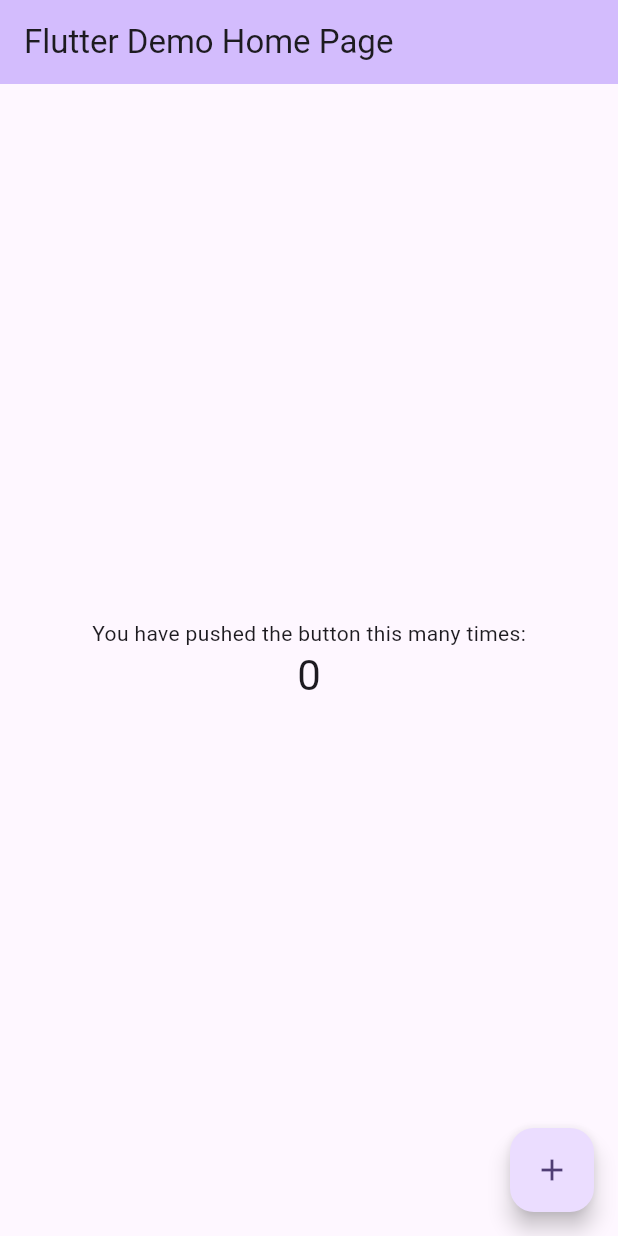
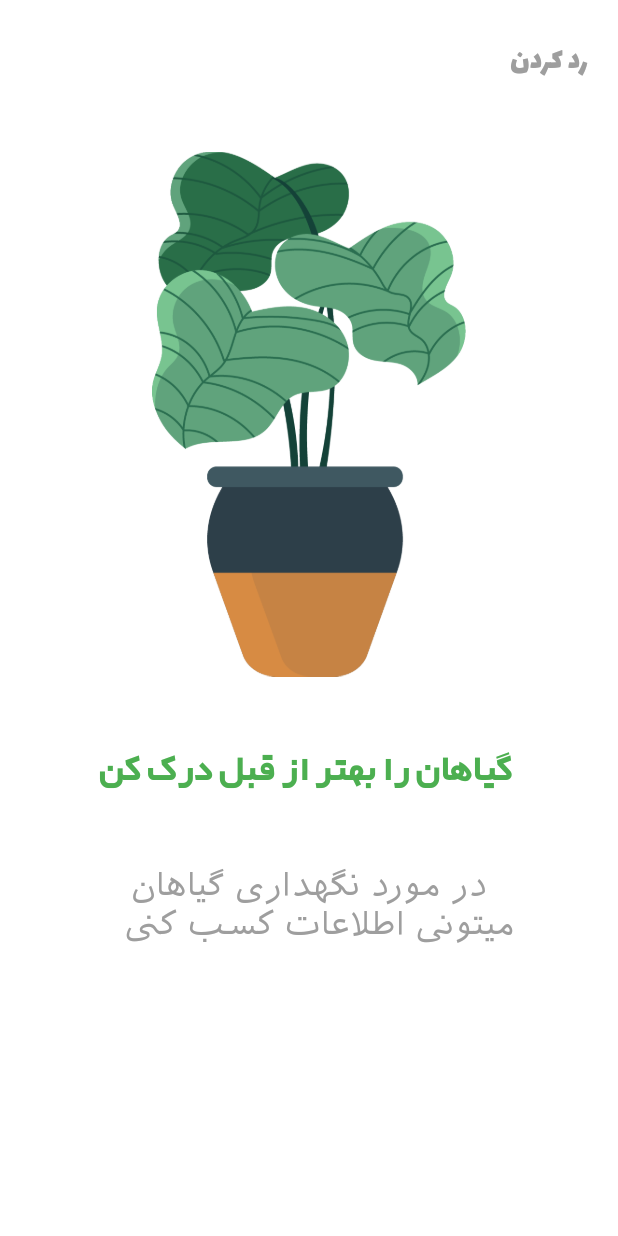
Before and after one commit to AriyaAhadyflutter/plant_app, a Flutter app: the screen it shows after launch, on a phone screen of 412 x 824 dp. Run offline on Flutter 3.47's test engine with Material 2 defaults, Android fonts, the light colour scheme and no system bars; Roboto replaces fonts that are missing (lalezar).

Commit message:
edite page one

```diff
--- a/lib/const/constants.dart
+++ b/lib/const/constants.dart
@@ -1,12 +1,17 @@
 import 'package:flutter/material.dart';
 
-class Constants {
+class MyConstants {
+  //colors
   static Color primarycolor = Colors.green;
   static Color blackcolor = Colors.green;
-  String title1 = 'گیاهان را بهتر از قبل درک کن ';
-  String description1 = 'در مورد نگهداری گیاهان میتونی اطلاهات کسب کنی ';
-  String title2 = 'با گیاه های جدید اشنا شو ';
-  String description2 = 'رز مشکی یا گل رز دوست داری؟ اینجا میتونی پیداش کنی';
-  String title3 = 'با یک گل بهار نمیشه گل بکار ';
-  String description3= 'هر گلی نیاز داری تو این اپلیکیشن پیدا میکنی ';
+
+  //strings
+  static String title1 = 'گیاهان را بهتر از قبل درک کن ';
+  static String description1 = '''در مورد نگهداری گیاهان
+  میتونی اطلاعات کسب کنی ''';
+  static String title2 = 'با گیاه های جدید اشنا شو ';
+  static String description2 =
+      'رز مشکی یا گل رز دوست داری؟ اینجا میتونی پیداش کنی';
+  static String title3 = 'با یک گل بهار نمیشه گل بکار ';
+  static String description3 = 'هر گلی نیاز داری تو این اپلیکیشن پیدا میکنی ';
 }
--- a/lib/main.dart
+++ b/lib/main.dart
@@ -1,4 +1,5 @@
 import 'package:flutter/material.dart';
+import 'package:plant_app/pages/page_one.dart';
 
 void main() {
   runApp(const MyApp());
@@ -10,116 +11,11 @@ class MyApp extends StatelessWidget {
   // This widget is the root of your application.
   @override
   Widget build(BuildContext context) {
-    return MaterialApp(
-      title: 'Flutter Demo',
-      theme: ThemeData(
-        // This is the theme of your application.
-        //
-        // TRY THIS: Try running your application with "flutter run". You'll see
-        // the application has a blue toolbar. Then, without quitting the app,
-        // try changing the seedColor in the colorScheme below to Colors.green
-        // and then invoke "hot reload" (save your changes or press the "hot
-        // reload" button in a Flutter-supported IDE, or press "r" if you used
-        // the command line to start the app).
-        //
-        // Notice that the counter didn't reset back to zero; the application
-        // state is not lost during the reload. To reset the state, use hot
-        // restart instead.
-        //
-        // This works for code too, not just values: Most code changes can be
-        // tested with just a hot reload.
-        colorScheme: ColorScheme.fromSeed(seedColor: Colors.deepPurple),
-        useMaterial3: true,
-      ),
-      home: const MyHomePage(title: 'Flutter Demo Home Page'),
+    return const MaterialApp(
+      debugShowCheckedModeBanner: false,
+      title: 'PLANT APP',
+      home: PageOne(),
+
     );
   }
 }
-
-class MyHomePage extends StatefulWidget {
-  const MyHomePage({super.key, required this.title});
-
-  // This widget is the home page of your application. It is stateful, meaning
-  // that it has a State object (defined below) that contains fields that affect
-  // how it looks.
-
-  // This class is tldhe configuration for the state. It holds the values (in this
-  // case the title) provided by the parent (in this case the App widget) and
-  // used by the bui method of the State. Fields in a Widget subclass are
-  // always marked "final".
-
-  final String title;
-
-  @override
-  State<MyHomePage> createState() => _MyHomePageState();
-}
-
-class _MyHomePageState extends State<MyHomePage> {
-  int _counter = 0;
-
-  void _incrementCounter() {
-    setState(() {
-      // This call to setState tells the Flutter framework that something has
-      // changed in this State, which causes it to rerun the build method below
-      // so that the display can reflect the updated values. If we changed
-      // _counter without calling setState(), then the build method would not be
-      // called again, and so nothing would appear to happen.
-      _counter++;
-    });
-  }
-
-  @override
-  Widget build(BuildContext context) {
-    // This method is rerun every time setState is called, for instance as done
-    // by the _incrementCounter method above.
-    //
-    // The Flutter framework has been optimized to make rerunning build methods
-    // fast, so that you can just rebuild anything that needs updating rather
-    // than having to individually change instances of widgets.
-    return Scaffold(
-      appBar: AppBar(
-        // TRY THIS: Try changing the color here to a specific color (to
-        // Colors.amber, perhaps?) and trigger a hot reload to see the AppBar
-        // change color while the other colors stay the same.
-        backgroundColor: Theme.of(context).colorScheme.inversePrimary,
-        // Here we take the value from the MyHomePage object that was created by
-        // the App.build method, and use it to set our appbar title.
-        title: Text(widget.title),
-      ),
-      body: Center(
-        // Center is a layout widget. It takes a single child and positions it
-        // in the middle of the parent.
-        child: Column(
-          // Column is also a layout widget. It takes a list of children and
-          // arranges them vertically. By default, it sizes itself to fit its
-          // children horizontally, and tries to be as tall as its parent.
-          //
-          // Column has various properties to control how it sizes itself and
-          // how it positions its children. Here we use mainAxisAlignment to
-          // center the children vertically; the main axis here is the vertical
-          // axis because Columns are vertical (the cross axis would be
-          // horizontal).
-          //
-          // TRY THIS: Invoke "debug painting" (choose the "Toggle Debug Paint"
-          // action in the IDE, or press "p" in the console), to see the
-          // wireframe for each widget.
-          mainAxisAlignment: MainAxisAlignment.center,
-          children: <Widget>[
-            const Text(
-              'You have pushed the button this many times:',
-            ),
-            Text(
-              '$_counter',
-              style: Theme.of(context).textTheme.headlineMedium,
-            ),
-          ],
-        ),
-      ),
-      floatingActionButton: FloatingActionButton(
-        onPressed: _incrementCounter,
-        tooltip: 'Increment',
-        child: const Icon(Icons.add),
-      ), // This trailing comma makes auto-formatting nicer for build methods.
-    );
-  }
-}
--- /dev/null
+++ b/lib/pages/page_one.dart
@@ -0,0 +1,79 @@
+import 'package:flutter/material.dart';
+import 'package:flutter/rendering.dart';
+import 'package:plant_app/const/constants.dart';
+
+class PageOne extends StatefulWidget {
+  const PageOne({super.key});
+
+  @override
+  State<PageOne> createState() => _PageOneState();
+}
+
+class _PageOneState extends State<PageOne> {
+  final PageController _pageController = PageController(initialPage: 0);
+  int currentIndex = 0;
+  @override
+  Widget build(BuildContext context) {
+    return Scaffold(
+      backgroundColor: Colors.white,
+      appBar: AppBar(
+        actions: [
+          Padding(
+            padding: const EdgeInsets.only(top: 25, right: 20),
+            child: InkWell(
+              onTap: () {},
+              child: const Text(
+                'رد کردن',
+                style: TextStyle(
+                  color: Colors.grey,
+                  fontFamily: 'lalezar',
+                  fontSize: 20,
+                ),
+              ),
+            ),
+          ),
+        ],
+        backgroundColor: Colors.white,
+        elevation: 0,
+      ),
+      body: Stack(
+        // mainAxisAlignment: MainAxisAlignment.center,
+        // mainAxisSize: MainAxisSize.max,
+        children: [
+          PageView(children: [
+            Column(
+              children: [
+                const SizedBox(height: 45),
+                const SizedBox(
+                  height: 350,
+                  child: Image(
+                    image: AssetImage('assets/images/plant-one.png'),
+                  ),
+                ),
+                const SizedBox(height: 40),
+                Text(
+                  MyConstants.title1,
+                  style: TextStyle(
+                      fontFamily: 'Yekanplus',
+                      color: MyConstants.primarycolor,
+                      fontSize: 30,
+                      fontWeight: FontWeight.w700),
+                ),
+                const SizedBox(height: 40),
+                Text(
+                  MyConstants.description1,
+                  textAlign: TextAlign.center,
+                  style: const TextStyle(
+                    fontFamily: 'iranSans',
+                    fontSize: 22,
+                    color: Colors.grey,
+                  ),
+                ),
+              ],
+            ),
+          ]),
+        ],
+      ),
+    );
+  }
+}
```
